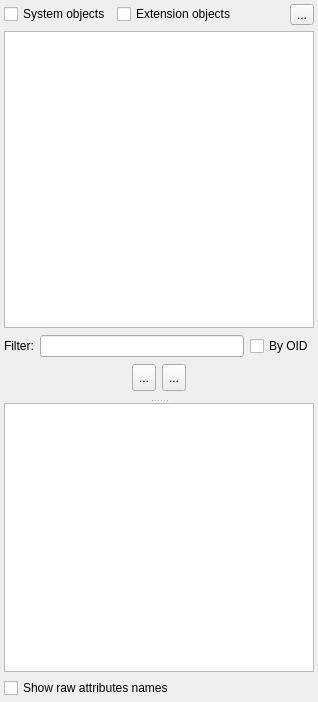
This is libpgmodeler_ui/ui/databaseexplorerwidget.ui in pgmodeler/pgmodeler as Qt 5 draws it before an edit. The edited form follows.
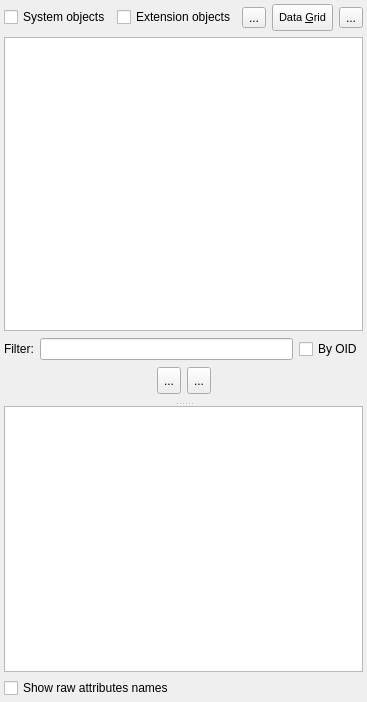
This is the edited form. Icons and pictures are not drawn.

```diff
--- a/libpgmodeler_ui/ui/databaseexplorerwidget.ui
+++ b/libpgmodeler_ui/ui/databaseexplorerwidget.ui
@@ -98,6 +98,72 @@
        </property>
       </widget>
      </item>
+     <item>
+      <widget class="QToolButton" name="data_grid_tb">
+       <property name="enabled">
+        <bool>true</bool>
+       </property>
+       <property name="minimumSize">
+        <size>
+         <width>0</width>
+         <height>27</height>
+        </size>
+       </property>
+       <property name="font">
+        <font>
+         <pointsize>8</pointsize>
+        </font>
+       </property>
+       <property name="toolTip">
+        <string>Open the grid to visualize / edit data</string>
+       </property>
+       <property name="text">
+        <string>Data &amp;Grid</string>
+       </property>
+       <property name="icon">
+        <iconset resource="../res/resources.qrc">
+         <normaloff>:/icones/icones/result.png</normaloff>:/icones/icones/result.png</iconset>
+       </property>
+       <property name="iconSize">
+        <size>
+         <width>22</width>
+         <height>22</height>
+        </size>
+       </property>
+       <property name="shortcut">
+        <string>Alt+G</string>
+       </property>
+       <property name="toolButtonStyle">
+        <enum>Qt::ToolButtonIconOnly</enum>
+       </property>
+      </widget>
+     </item>
+     <item>
+      <widget class="QToolButton" name="runsql_tb">
+       <property name="enabled">
+        <bool>true</bool>
+       </property>
+       <property name="toolTip">
+        <string>Update the objects tree.</string>
+       </property>
+       <property name="text">
+        <string>...</string>
+       </property>
+       <property name="icon">
+        <iconset resource="../res/resources.qrc">
+         <normaloff>:/icones/icones/runsqldb.png</normaloff>:/icones/icones/runsqldb.png</iconset>
+       </property>
+       <property name="iconSize">
+        <size>
+         <width>22</width>
+         <height>22</height>
+        </size>
+       </property>
+       <property name="shortcut">
+        <string>Ctrl+F5</string>
+       </property>
+      </widget>
+     </item>
     </layout>
    </item>
    <item>
```
